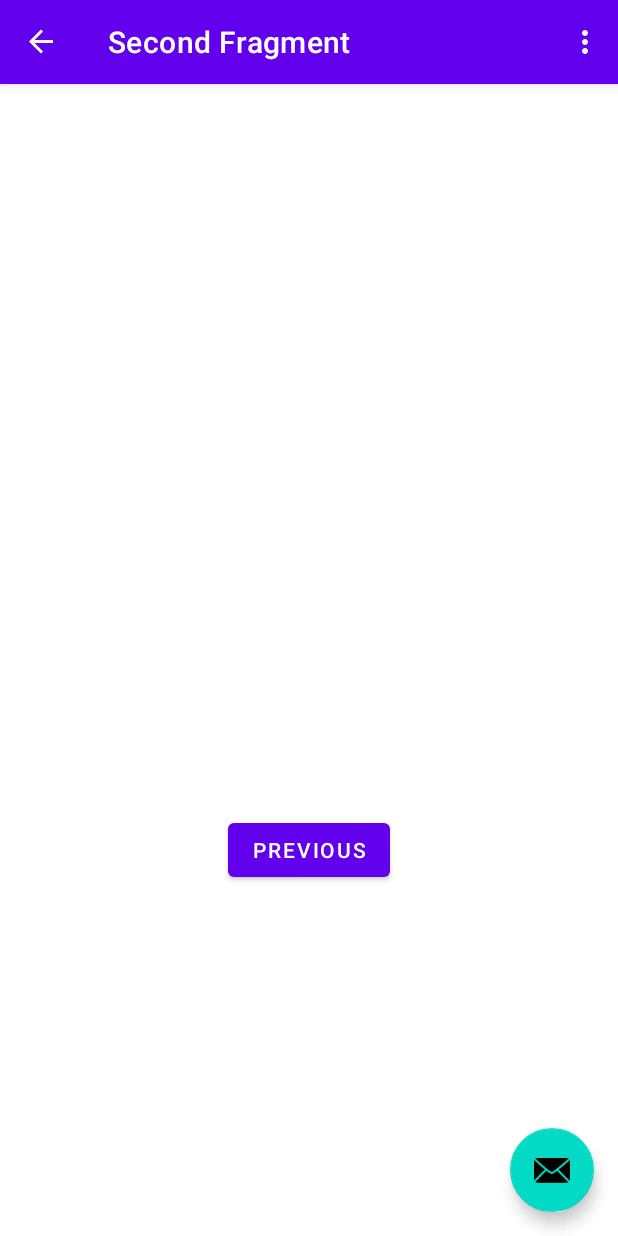
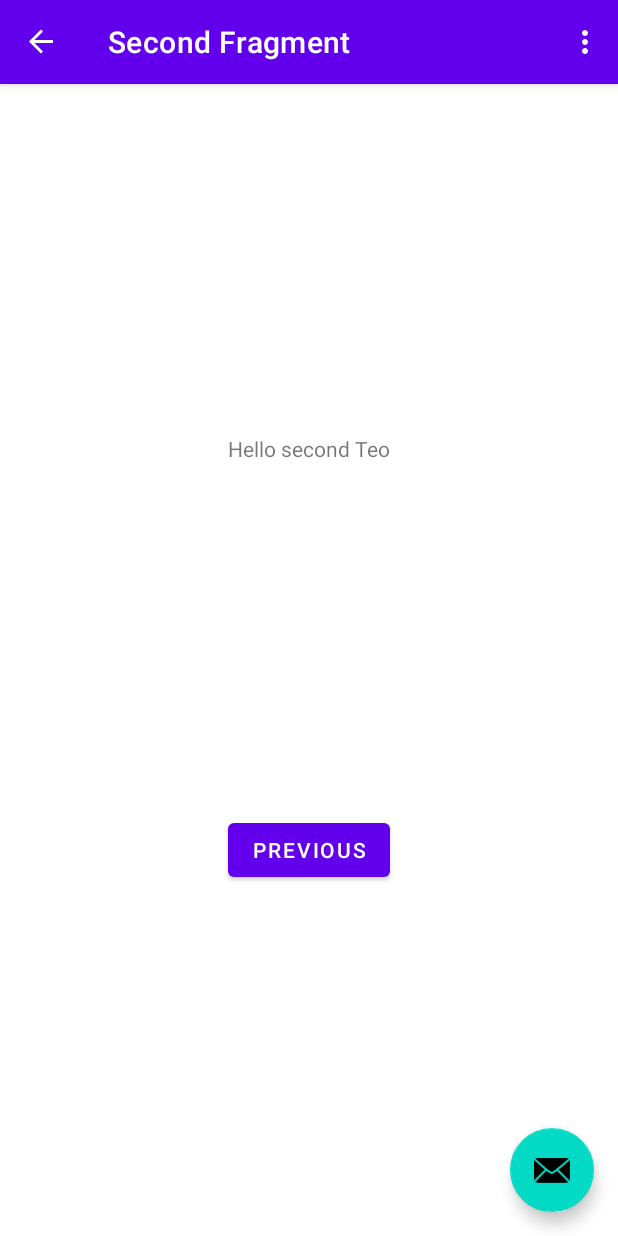
Before and after one commit to Ptserkezis/traderapp, an Android app: the SecondFragment screen opened through its navigation route, on a phone screen of 412 x 824 dp. Run offline under Robolectric (Android 15) with nearby library versions, the phone set to English and light mode, and no system bars; our stand-ins replace navigation-ui.

Commit message:
First changes

```diff
--- a/app/src/main/res/layout/fragment_second.xml
+++ b/app/src/main/res/layout/fragment_second.xml
@@ -10,6 +10,7 @@
         android:id="@+id/textview_second"
         android:layout_width="wrap_content"
         android:layout_height="wrap_content"
+        android:text="@string/hello_second_fragment"
         app:layout_constraintBottom_toTopOf="@id/button_second"
         app:layout_constraintEnd_toEndOf="parent"
         app:layout_constraintStart_toStartOf="parent"
--- a/app/src/main/res/values/strings.xml
+++ b/app/src/main/res/values/strings.xml
@@ -7,6 +7,6 @@
     <string name="next">Next</string>
     <string name="previous">Previous</string>
 
-    <string name="hello_first_fragment">Hello first fragment</string>
-    <string name="hello_second_fragment">Hello second fragment. Arg: %1$s</string>
+    <string name="hello_first_fragment">Hello world from Teo</string>
+    <string name="hello_second_fragment">Hello second Teo</string>
 </resources>
```
